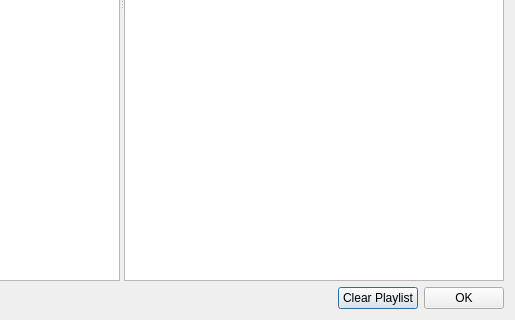
geertdaelemans/CuteCaspar, file CuteCaspar/PlayList.ui: the form before one commit; both pictures show x 272 to 787 and y 322 to 642 of the 787 by 642 pixel window.
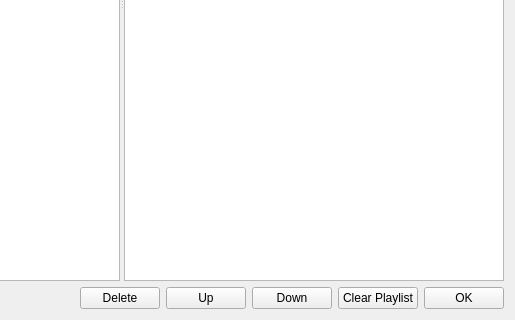
The form after the commit.

Commit message: Reorder and delete items in a playlist.

The edit to the form file:
```diff
--- a/CuteCaspar/PlayList.ui
+++ b/CuteCaspar/PlayList.ui
@@ -96,8 +96,41 @@
        </property>
       </spacer>
      </item>
+     <item>
+      <widget class="QPushButton" name="btnDelete">
+       <property name="focusPolicy">
+        <enum>Qt::NoFocus</enum>
+       </property>
+       <property name="text">
+        <string>Delete</string>
+       </property>
+      </widget>
+     </item>
+     <item>
+      <widget class="QPushButton" name="btnUp">
+       <property name="focusPolicy">
+        <enum>Qt::NoFocus</enum>
+       </property>
+       <property name="text">
+        <string>Up</string>
+       </property>
+      </widget>
+     </item>
+     <item>
+      <widget class="QPushButton" name="btnDown">
+       <property name="focusPolicy">
+        <enum>Qt::NoFocus</enum>
+       </property>
+       <property name="text">
+        <string>Down</string>
+       </property>
+      </widget>
+     </item>
      <item>
       <widget class="QPushButton" name="clearPlaylistButton">
+       <property name="focusPolicy">
+        <enum>Qt::NoFocus</enum>
+       </property>
        <property name="text">
         <string>Clear Playlist</string>
        </property>
@@ -105,6 +138,9 @@
      </item>
      <item>
       <widget class="QPushButton" name="okButton">
+       <property name="focusPolicy">
+        <enum>Qt::NoFocus</enum>
+       </property>
        <property name="text">
         <string>OK</string>
        </property>
```
The commit also changes 3 other files.
